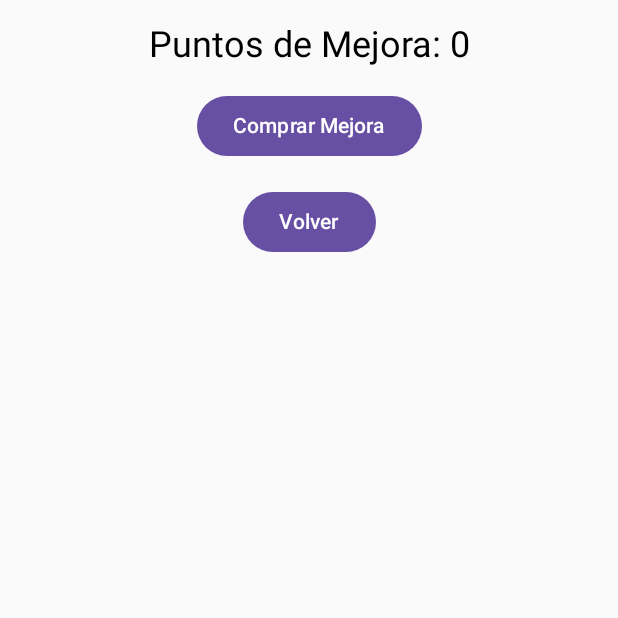
After one commit to albx0502/PumpkinClicker, an Android app built with Jetpack Compose: the UpgradeScreen screen opened through its navigation route, on a phone screen of 412 x 824 dp, the top half of it. The commit adds this screen. Run offline under Robolectric (Android 15) with nearby library versions, the phone set to English and light mode, and no system bars.

Commit message:
Se mueve entre pantallas

```diff
--- /dev/null
+++ b/app/src/main/java/com/example/pumpkinclicker/ui/ClickScreen.kt
@@ -0,0 +1,45 @@
+// ClickScreen.kt
+package com.example.pumpkinclicker.ui
+
+import androidx.compose.foundation.layout.*
+import androidx.compose.material3.Button
+import androidx.compose.material3.Text
+import androidx.compose.runtime.*
+import androidx.compose.ui.Alignment
+import androidx.compose.ui.Modifier
+import androidx.compose.ui.unit.dp
+import androidx.compose.ui.unit.sp
+import androidx.navigation.NavHostController
+
+@Composable
+fun ClickScreen(navController: NavHostController) {
+    var clickCount by remember { mutableStateOf(0) }
+    val pointsPerClick = 1
+
+    Column(
+        horizontalAlignment = Alignment.CenterHorizontally,
+        modifier = Modifier
+            .fillMaxSize()
+            .padding(16.dp)
+    ) {
+        Text(text = "Puntos: $clickCount", fontSize = 24.sp)
+
+        Spacer(modifier = Modifier.height(16.dp))
+
+        Button(onClick = { clickCount += pointsPerClick }) {
+            Text("🎃 Click en la Calabaza 🎃")
+        }
+
+        Spacer(modifier = Modifier.height(16.dp))
+
+        Button(onClick = { navController.navigate("upgrade_screen") }) {
+            Text("Ir a Mejoras")
+        }
+
+        Spacer(modifier = Modifier.height(16.dp))
+
+        Button(onClick = { navController.navigate("trivia_screen") }) {
+            Text("Ir a Trivia")
+        }
+    }
+}
--- /dev/null
+++ b/app/src/main/java/com/example/pumpkinclicker/ui/MainActivity.kt
@@ -0,0 +1,15 @@
+// MainActivity.kt
+package com.example.pumpkinclicker.ui
+
+import android.os.Bundle
+import androidx.activity.ComponentActivity
+import androidx.activity.compose.setContent
+
+class MainActivity : ComponentActivity() {
+    override fun onCreate(savedInstanceState: Bundle?) {
+        super.onCreate(savedInstanceState)
+        setContent {
+            NavigationWrapper()
+        }
+    }
+}
--- /dev/null
+++ b/app/src/main/java/com/example/pumpkinclicker/ui/NavigationWrapper.kt
@@ -0,0 +1,19 @@
+// NavigationWrapper.kt
+package com.example.pumpkinclicker.ui
+
+import androidx.compose.runtime.Composable
+import androidx.navigation.NavHostController
+import androidx.navigation.compose.NavHost
+import androidx.navigation.compose.composable
+import androidx.navigation.compose.rememberNavController
+
+@Composable
+fun NavigationWrapper() {
+    val navController = rememberNavController()
+
+    NavHost(navController = navController, startDestination = "click_screen") {
+        composable("click_screen") { ClickScreen(navController) }
+        composable("upgrade_screen") { UpgradeScreen(navController) }
+        composable("trivia_screen") { TriviaScreen(navController) }
+    }
+}
--- /dev/null
+++ b/app/src/main/java/com/example/pumpkinclicker/ui/UpgradeScreen.kt
@@ -0,0 +1,39 @@
+// UpgradeScreen.kt
+package com.example.pumpkinclicker.ui
+
+import androidx.compose.foundation.layout.*
+import androidx.compose.material3.Button
+import androidx.compose.material3.Text
+import androidx.compose.runtime.*
+import androidx.compose.ui.Alignment
+import androidx.compose.ui.Modifier
+import androidx.compose.ui.unit.dp
+import androidx.compose.ui.unit.sp
+import androidx.navigation.NavHostController
+
+@Composable
+fun UpgradeScreen(navController: NavHostController) {
+    var upgradePoints by remember { mutableStateOf(0) }
+    val upgradeCost = 10
+
+    Column(
+        horizontalAlignment = Alignment.CenterHorizontally,
+        modifier = Modifier
+            .fillMaxSize()
+            .padding(16.dp)
+    ) {
+        Text(text = "Puntos de Mejora: $upgradePoints", fontSize = 24.sp)
+
+        Spacer(modifier = Modifier.height(16.dp))
+
+        Button(onClick = { upgradePoints += upgradeCost }) {
+            Text("Comprar Mejora")
+        }
+
+        Spacer(modifier = Modifier.height(16.dp))
+
+        Button(onClick = { navController.popBackStack() }) {
+            Text("Volver")
+        }
+    }
+}
--- a/app/src/main/res/layout/activity_upgrade.xml
+++ b/app/src/main/res/layout/activity_upgrade.xml
@@ -1,3 +1,4 @@
+<!-- activity_upgrade.xml -->
 <LinearLayout xmlns:android="http://schemas.android.com/apk/res/android"
     android:layout_width="match_parent"
     android:layout_height="match_parent"
--- a/gradle/libs.versions.toml
+++ b/gradle/libs.versions.toml
@@ -9,6 +9,8 @@ lifecycleRuntimeKtx = "2.8.6"
 activityCompose = "1.9.2"
 composeBom = "2024.04.01"
 appcompat = "1.7.0"
+navigationRuntimeKtx = "2.8.3"
+navigationCompose = "2.8.3"
 
 [libraries]
 androidx-core-ktx = { group = "androidx.core", name = "core-ktx", version.ref = "coreKtx" }
@@ -26,6 +28,8 @@ androidx-ui-test-manifest = { group = "androidx.compose.ui", name = "ui-test-man
 androidx-ui-test-junit4 = { group = "androidx.compose.ui", name = "ui-test-junit4" }
 androidx-material3 = { group = "androidx.compose.material3", name = "material3" }
 androidx-appcompat = { group = "androidx.appcompat", name = "appcompat", version.ref = "appcompat" }
+androidx-navigation-runtime-ktx = { group = "androidx.navigation", name = "navigation-runtime-ktx", version.ref = "navigationRuntimeKtx" }
+androidx-navigation-compose = { group = "androidx.navigation", name = "navigation-compose", version.ref = "navigationCompose" }
 
 [plugins]
 android-application = { id = "com.android.application", version.ref = "agp" }
```
Also changed, not shown: app/build.gradle.kts (+17 -5 lines), app/src/main/AndroidManifest.xml (+3 -4 lines), app/src/main/java/com/example/pumpkinclicker/ui/ClickActivity.kt (deleted, +0 -46 lines), app/src/main/java/com/example/pumpkinclicker/ui/TriviaActivity.kt (deleted, +0 -47 lines), app/src/main/java/com/example/pumpkinclicker/ui/TriviaScreen.kt (added, +38 -0 lines), app/src/main/java/com/example/pumpkinclicker/ui/UpgradeActivity.kt (deleted, +0 -26 lines), app/src/main/res/layout/activity_click.xml (+11 -7 lines), app/src/main/res/drawable/calabaza.png (added).
